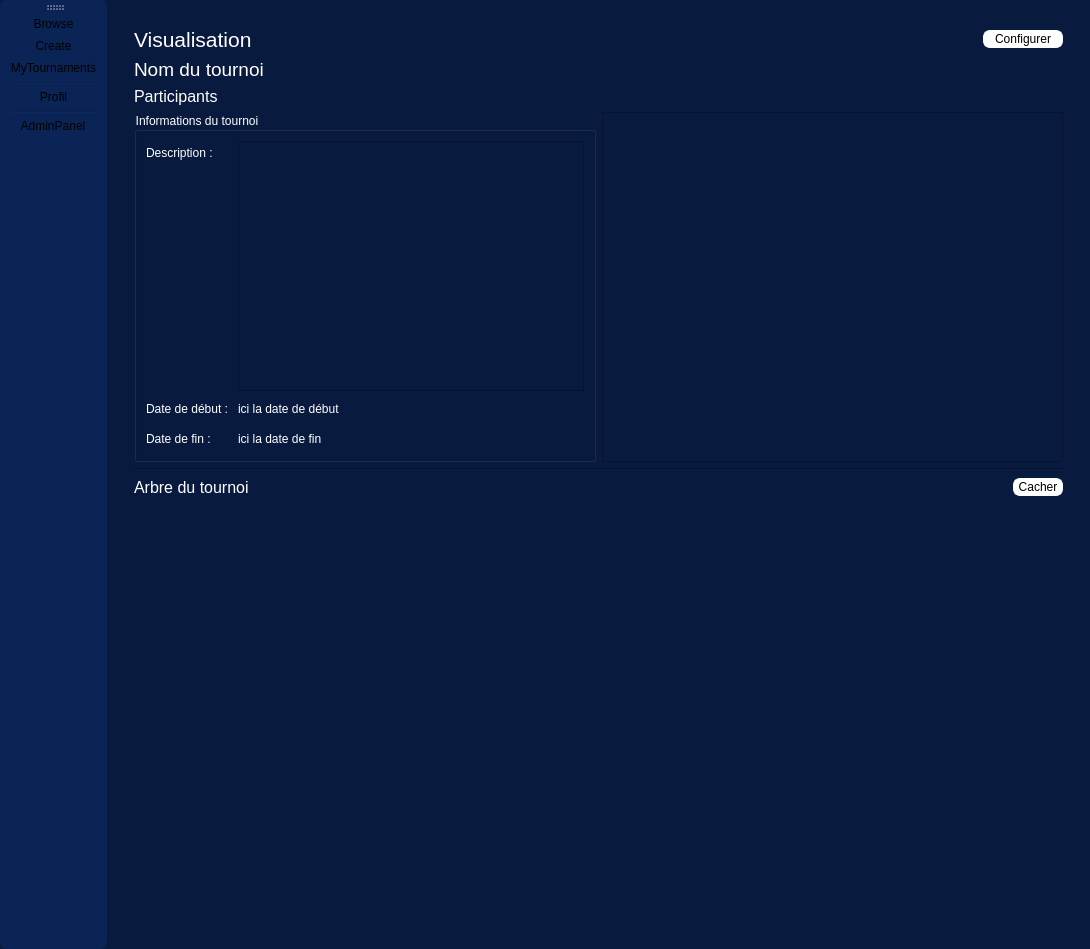
Before: the Qt Designer form source/application/application.ui in Projet-Trophee-NSI/Olympic-Tournament, drawn with Qt 5.
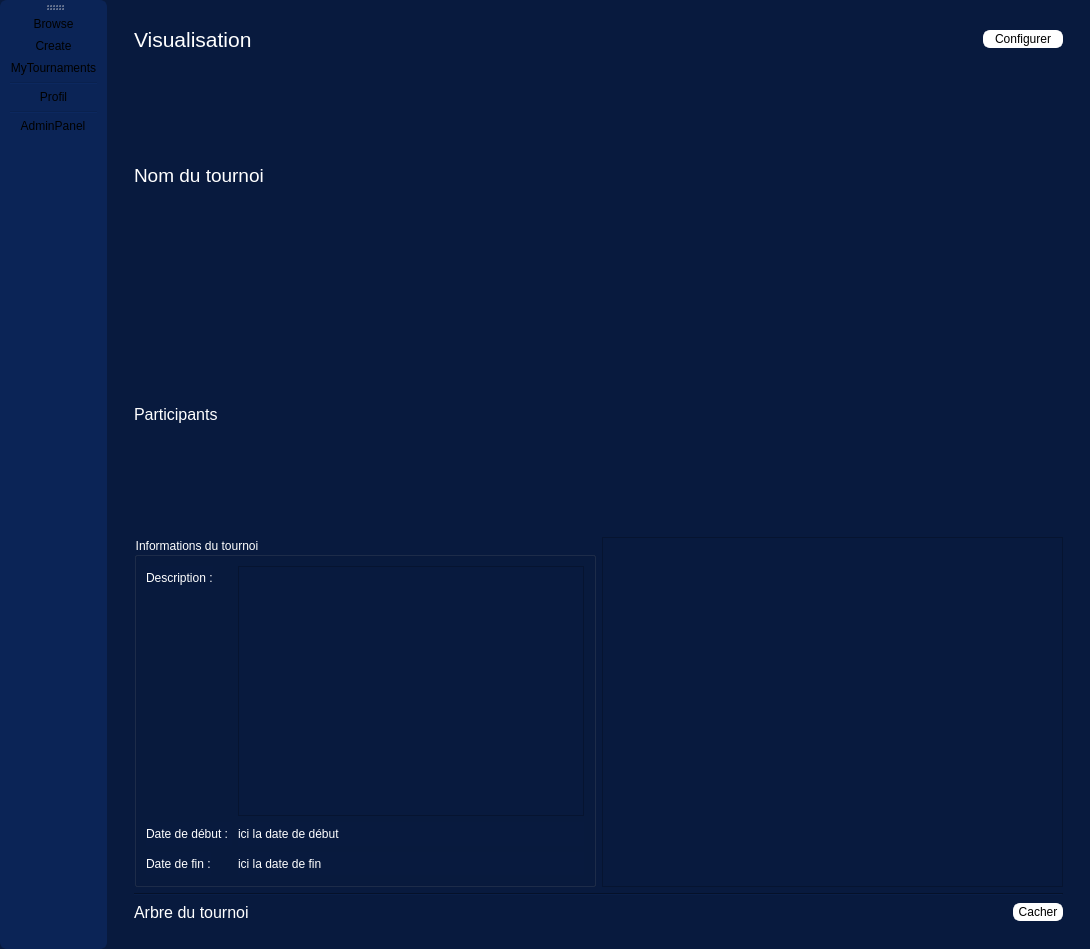
After: the same form once the commit is applied. The open tabs and pages were chosen to show the change.

What changed in the file:
```diff
--- a/source/application/application.ui
+++ b/source/application/application.ui
@@ -448,19 +448,6 @@
               </item>
              </layout>
             </item>
-            <item>
-             <spacer name="verticalSpacer_4">
-              <property name="orientation">
-               <enum>Qt::Vertical</enum>
-              </property>
-              <property name="sizeHint" stdset="0">
-               <size>
-                <width>20</width>
-                <height>40</height>
-               </size>
-              </property>
-             </spacer>
-            </item>
            </layout>
           </widget>
           <widget class="QWidget" name="settingsPage">
```
Left out of the diff: 2 changed lines with no effect on the pictures.
